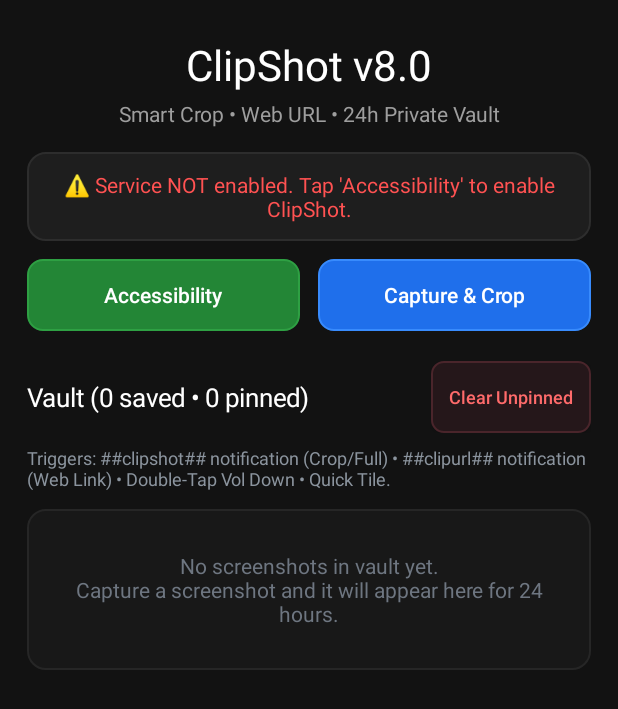
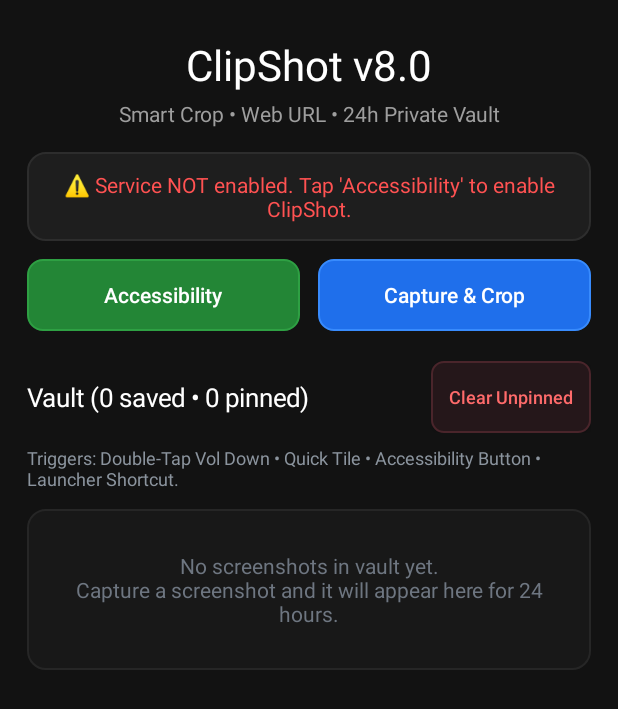
Before and after one commit to Hsn5/ClipShot, an Android app: the screen it shows after launch (MainActivity), on a phone screen of 412 x 824 dp. Shown: the top 709 px of the screen. Run offline under Robolectric (Android 15) with nearby library versions, the phone set to English and light mode, and no system bars.

Commit message:
Update vault hint text triggers in MainActivity

```diff
--- a/app/src/main/java/com/example/clipshot/MainActivity.kt
+++ b/app/src/main/java/com/example/clipshot/MainActivity.kt
@@ -165,7 +165,7 @@ class MainActivity : Activity() {
         vaultHeaderRow.addView(clearUnpinnedBtn)
 
         val vaultHintText = TextView(this).apply {
-            text = "Triggers: ##clipshot## notification (Crop/Full) • ##clipurl## notification (Web Link) • Double-Tap Vol Down • Quick Tile."
+            text = "Triggers: Double-Tap Vol Down • Quick Tile • Accessibility Button • Launcher Shortcut."
             textSize = 12f
             setTextColor(Color.parseColor("#8B949E"))
             setPadding(0, 0, 0, dp(12))
```
